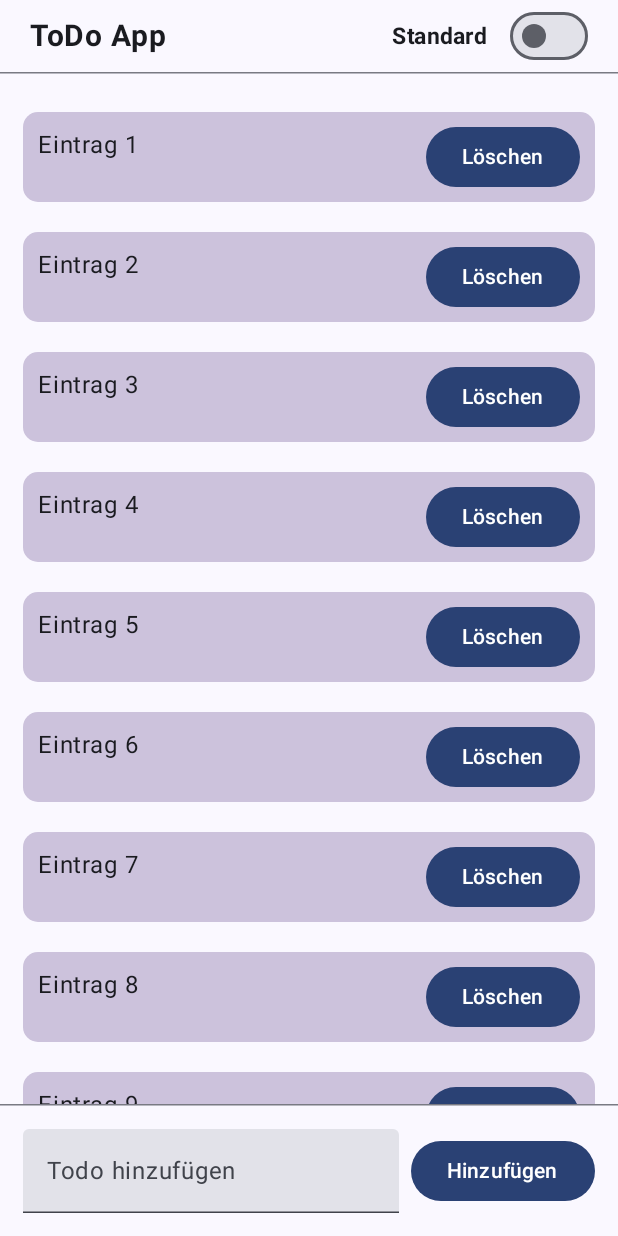
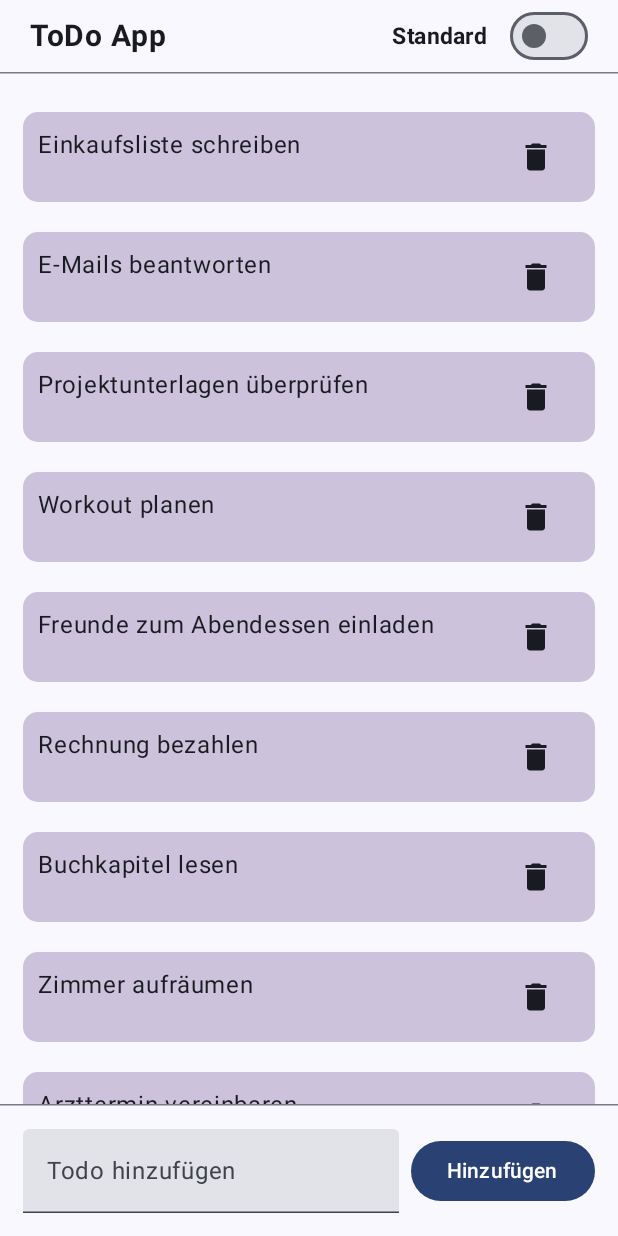
Before and after one commit to N-E-O-N-E/04-04-taskmanager-N-E-O-N-E, an Android app built with Jetpack Compose: the screen it shows after launch (MainActivity), on a phone screen of 412 x 824 dp. Run offline under Robolectric (Android 15) with nearby library versions, the phone set to English and light mode, and no system bars.

Commit message:
Tag 2 Datensicherung NEONE

```diff
--- a/app/build.gradle.kts
+++ b/app/build.gradle.kts
@@ -58,5 +58,4 @@ dependencies {
     debugImplementation(libs.androidx.ui.test.manifest)
     implementation (libs.androidx.lifecycle.viewmodel.compose)
     implementation(libs.androidx.datastore.preferences)
-
 }
--- a/app/src/main/java/de/syntax_institut/taskmanager/data/TodoData.kt
+++ b/app/src/main/java/de/syntax_institut/taskmanager/data/TodoData.kt
@@ -5,17 +5,14 @@ class TodoData(
 )
 
 var todoSamples = listOf<TodoData>(
-    TodoData(title = "Eintrag 1"),
-    TodoData(title = "Eintrag 2"),
-    TodoData(title = "Eintrag 3"),
-    TodoData(title = "Eintrag 4"),
-    TodoData(title = "Eintrag 5"),
-    TodoData(title = "Eintrag 6"),
-    TodoData(title = "Eintrag 7"),
-    TodoData(title = "Eintrag 8"),
-    TodoData(title = "Eintrag 9"),
-    TodoData(title = "Eintrag 10"),
-    TodoData(title = "Eintrag 11"),
-    TodoData(title = "Eintrag 12"),
-
-    )
+    TodoData(title = "Einkaufsliste schreiben"),
+    TodoData(title = "E-Mails beantworten"),
+    TodoData(title = "Projektunterlagen überprüfen"),
+    TodoData(title = "Workout planen"),
+    TodoData(title = "Freunde zum Abendessen einladen"),
+    TodoData(title = "Rechnung bezahlen"),
+    TodoData(title = "Buchkapitel lesen"),
+    TodoData(title = "Zimmer aufräumen"),
+    TodoData(title = "Arzttermin vereinbaren"),
+    TodoData(title = "Urlaubsplanung abschließen")
+)
--- /dev/null
+++ b/app/src/main/java/de/syntax_institut/taskmanager/views/ItemList.kt
@@ -0,0 +1,71 @@
+package de.syntax_institut.taskmanager.views
+
+import androidx.compose.foundation.layout.Row
+import androidx.compose.foundation.layout.fillMaxSize
+import androidx.compose.foundation.layout.fillMaxWidth
+import androidx.compose.foundation.layout.padding
+import androidx.compose.foundation.layout.requiredHeight
+import androidx.compose.foundation.lazy.LazyColumn
+import androidx.compose.foundation.lazy.items
+import androidx.compose.foundation.shape.RoundedCornerShape
+import androidx.compose.material.icons.Icons
+import androidx.compose.material.icons.filled.Delete
+import androidx.compose.material3.Card
+import androidx.compose.material3.CardDefaults
+import androidx.compose.material3.CardDefaults.cardElevation
+import androidx.compose.material3.Icon
+import androidx.compose.material3.IconButton
+import androidx.compose.material3.Text
+import androidx.compose.runtime.Composable
+import androidx.compose.runtime.collectAsState
+import androidx.compose.runtime.getValue
+import androidx.compose.ui.Modifier
+import androidx.compose.ui.unit.dp
+import androidx.lifecycle.viewmodel.compose.viewModel
+import de.syntax_institut.taskmanager.data.TodoData
+import de.syntax_institut.taskmanager.ui.theme.PurpleGrey80
+import de.syntax_institut.taskmanager.viewModels.TodoViewModel
+
+@Composable
+fun ItemList(
+    modifier: Modifier = Modifier,
+    todos: List<TodoData>,
+    viewModel: TodoViewModel = viewModel()
+) {
+    val sortState by viewModel.getSortState.collectAsState(initial = false)
+
+    LazyColumn(
+        modifier = modifier
+            .padding(top = 15.dp)
+            .padding(horizontal = 15.dp)
+    ) {
+        items(if (sortState) todos.sortedBy { it.title } else todos) {
+            Card(
+                modifier = Modifier
+                    .fillMaxWidth()
+                    .padding(vertical = 10.dp)
+                    .requiredHeight(height = 60.dp),
+                shape = RoundedCornerShape(10.dp),
+                colors = CardDefaults.cardColors(PurpleGrey80),
+                elevation = cardElevation(),
+            ) {
+                Row(
+                    modifier = Modifier
+                        .fillMaxSize()
+                        .padding(10.dp)
+                ) {
+
+                    Text(it.title, modifier = modifier.weight(1f))
+
+
+                    IconButton(
+                        modifier = Modifier.padding(5.dp),
+                        onClick = { viewModel.deleteNote(it) }
+                    ) {
+                        Icon(imageVector = Icons.Filled.Delete, contentDescription = "Trash")
+                    }
+                }
+            }
+        }
+    }
+}
--- a/app/src/main/java/de/syntax_institut/taskmanager/views/ListView.kt
+++ b/app/src/main/java/de/syntax_institut/taskmanager/views/ListView.kt
@@ -3,18 +3,10 @@ package de.syntax_institut.taskmanager.views
 import androidx.compose.foundation.layout.Arrangement
 import androidx.compose.foundation.layout.Column
 import androidx.compose.foundation.layout.Row
-import androidx.compose.foundation.layout.Spacer
 import androidx.compose.foundation.layout.fillMaxSize
 import androidx.compose.foundation.layout.fillMaxWidth
 import androidx.compose.foundation.layout.padding
-import androidx.compose.foundation.layout.requiredHeight
-import androidx.compose.foundation.lazy.LazyColumn
-import androidx.compose.foundation.lazy.items
-import androidx.compose.foundation.shape.RoundedCornerShape
 import androidx.compose.material3.Button
-import androidx.compose.material3.Card
-import androidx.compose.material3.CardDefaults
-import androidx.compose.material3.CardDefaults.cardElevation
 import androidx.compose.material3.HorizontalDivider
 import androidx.compose.material3.Switch
 import androidx.compose.material3.Text
@@ -32,7 +24,6 @@ import androidx.compose.ui.unit.dp
 import androidx.compose.ui.unit.sp
 import androidx.lifecycle.viewmodel.compose.viewModel
 import de.syntax_institut.taskmanager.data.TodoData
-import de.syntax_institut.taskmanager.ui.theme.PurpleGrey80
 import de.syntax_institut.taskmanager.viewModels.TodoViewModel
 
 @Composable
@@ -81,39 +72,7 @@ fun TodoListItem(
 
         HorizontalDivider()
 
-        LazyColumn(
-            modifier = Modifier
-                .weight(1f)
-                .padding(top = 15.dp)
-                .padding(horizontal = 15.dp)
-        ) {
-            items(todos) {
-                Card(
-                    modifier = Modifier
-                        .fillMaxWidth()
-                        .padding(vertical = 10.dp)
-                        .requiredHeight(height = 60.dp),
-                    shape = RoundedCornerShape(10.dp),
-                    colors = CardDefaults.cardColors(PurpleGrey80),
-                    elevation = cardElevation(),
-                ) {
-                    Row(
-                        modifier = Modifier
-                            .fillMaxSize()
-                            .padding(10.dp)
-                    ) {
-                        Text(it.title)
-                        Spacer(modifier = Modifier.weight(1f))
-                        Button(onClick = {
-                            viewModel.deleteNote(it)
-
-                        }) {
-                            Text("Löschen")
-                        }
-                    }
-                }
-            }
-        }
+        ItemList(modifier = Modifier.weight(1f), todos = todos)
 
         HorizontalDivider()
 
```
